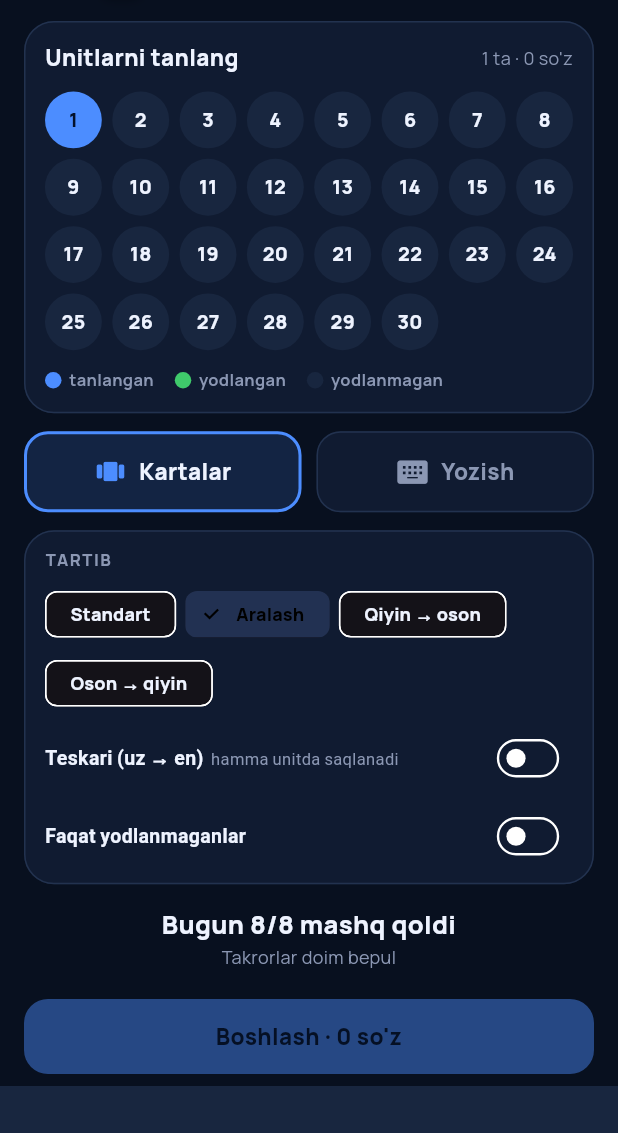
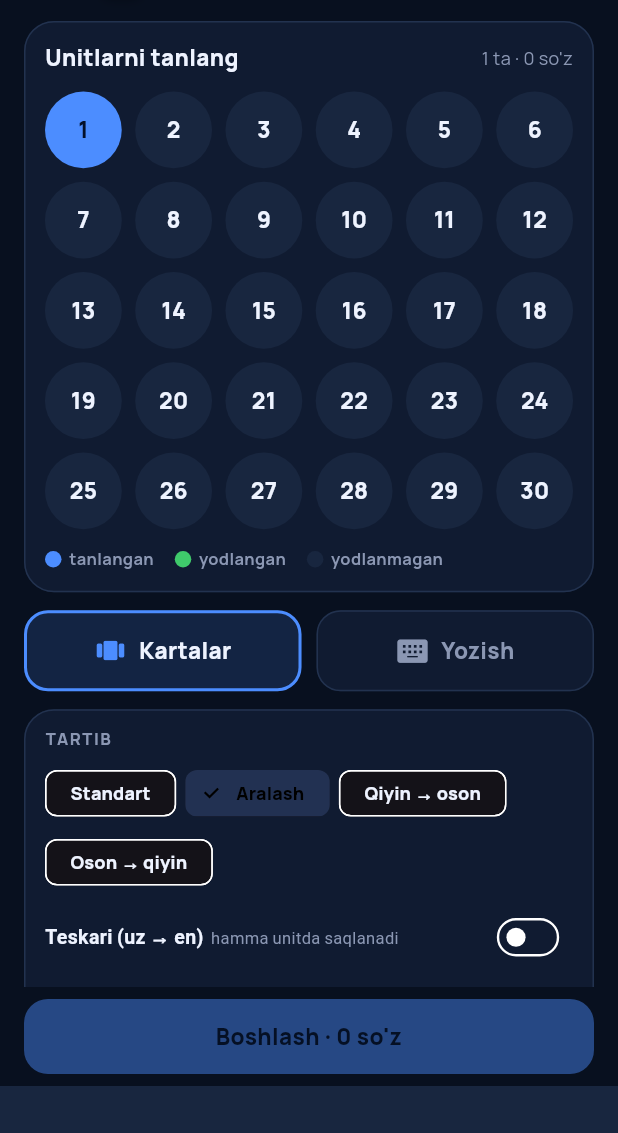
Before and after one commit to RavshanbekAkbarov/genius, a Flutter app: the SetupScreen screen opened directly with empty values, on a phone screen of 412 x 824 dp, the part 75-1208 px from its top. Run offline on Flutter 3.47's test engine with Material 3 defaults, Android fonts, the phone set to English and light mode, and no system bars; our stand-ins replace audioplayers, flutter_local_notifications, flutter_tts, google_fonts, google_mobile_ads, shared_preferences and 2 more; accounts and stored records are empty; network calls fail.

Commit message:
Karta faqat Aylantirish tugmasi bilan aylanadi; unitlar yana 6 tadan
Co-Authored-By: Claude Opus 5.5 <noreply@anthropic.com>
Claude-Session: https://claude.ai/code/session_013W8VqLoEbdWsUuNYZPiqjj

```diff
--- a/lib/screens/listen.dart
+++ b/lib/screens/listen.dart
@@ -132,9 +132,9 @@ class _ListenScreenState extends State<ListenScreen> {
             ]),
             const SizedBox(height: 10),
             GridView.count(
-              crossAxisCount: 8,
-              mainAxisSpacing: 7,
-              crossAxisSpacing: 7,
+              crossAxisCount: 6,
+              mainAxisSpacing: 9,
+              crossAxisSpacing: 9,
               shrinkWrap: true,
               physics: const NeverScrollableScrollPhysics(),
               children: [
--- a/lib/screens/setup.dart
+++ b/lib/screens/setup.dart
@@ -106,9 +106,9 @@ class _SetupScreenState extends State<SetupScreen> {
             ]),
             const SizedBox(height: 12),
             GridView.count(
-              crossAxisCount: 8,
-              mainAxisSpacing: 7,
-              crossAxisSpacing: 7,
+              crossAxisCount: 6,
+              mainAxisSpacing: 9,
+              crossAxisSpacing: 9,
               shrinkWrap: true,
               physics: const NeverScrollableScrollPhysics(),
               children: [
@@ -229,7 +229,7 @@ class _SetupScreenState extends State<SetupScreen> {
             child: Text('$u',
                 style: TextStyle(
                     fontWeight: FontWeight.w900,
-                    fontSize: 13,
+                    fontSize: 15,
                     color: on ? C.onAc : (done ? const Color(0xFF052611) : C.fg))),
           ),
         ),
```
Also changed, not shown: lib/screens/study.dart (+21 -13 lines), 1 other file.
